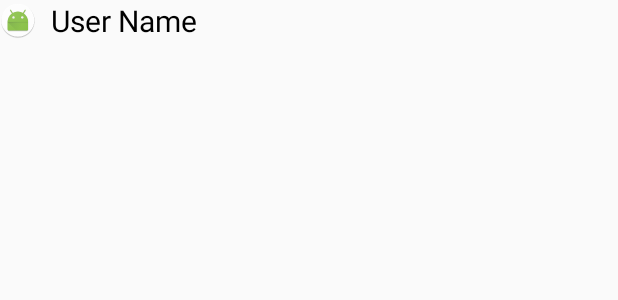
After one commit to vharvey80/SEG2505_FinalProject, an Android app: the layout user_change_list_item.xml on its own in the app's theme, with its tools: preview values and no code run, on a phone screen of 412 x 824 dp. The commit adds this screen. Shown: the top 300 px of the screen. Run offline under Robolectric (Android 15) with nearby library versions, the phone set to English and light mode, and no system bars.

Commit message:
Mes changements pour le livrable 3.

```diff
--- a/FamilyTaskManager/app/build.gradle
+++ b/FamilyTaskManager/app/build.gradle
@@ -29,4 +29,5 @@ dependencies {
     compile 'com.android.support:design:25.3.1'
     compile 'com.android.support.constraint:constraint-layout:1.0.2'
     testCompile 'junit:junit:4.12'
+    compile 'com.android.support:cardview-v7:25.3.1'
 }
--- a/FamilyTaskManager/app/src/main/java/familytaskmanager/microso/com/familytaskmanager/MainActivity.java
+++ b/FamilyTaskManager/app/src/main/java/familytaskmanager/microso/com/familytaskmanager/MainActivity.java
@@ -20,7 +20,9 @@ import android.widget.AdapterView;
 import android.widget.ArrayAdapter;
 import android.widget.ExpandableListAdapter;
 import android.widget.ExpandableListView;
+import android.widget.LinearLayout;
 import android.widget.ListView;
+import android.widget.Spinner;
 import android.widget.Toast;
 
 import java.io.Serializable;
@@ -50,6 +52,8 @@ public class MainActivity extends AppCompatActivity
 
         NavigationView navigationView = (NavigationView) findViewById(R.id.nav_view);
         navigationView.setNavigationItemSelectedListener(this);
+
+        NavigationView navView = (NavigationView) findViewById(R.id.nav_view);
 
         //Start code for Tab Menu
         vp_pages= (ViewPager) findViewById(R.id.vp_pages);
--- a/FamilyTaskManager/app/src/main/java/familytaskmanager/microso/com/familytaskmanager/TaskActivityGridToolAdapter.java
+++ b/FamilyTaskManager/app/src/main/java/familytaskmanager/microso/com/familytaskmanager/TaskActivityGridToolAdapter.java
@@ -35,11 +35,11 @@ public class TaskActivityGridToolAdapter extends ArrayAdapter {
 
         Tool tool = values.get(position);
         if(tool == null) {
-            tool = new Tool(-1, "No tool needed", 0, R.drawable.ic_menu_manage);
+            tool = new Tool(-1, "No tool needed", 0);
         }
 
         toolName.setText(tool.getName());
-        toolIcon.setImageResource(tool.getPictureID());
+        //toolIcon.setImageResource(tool.getPictureID());
 
         return rowView;
     }
--- /dev/null
+++ b/FamilyTaskManager/app/src/main/res/layout/user_change_list_item.xml
@@ -0,0 +1,32 @@
+<?xml version="1.0" encoding="utf-8"?>
+<LinearLayout xmlns:android="http://schemas.android.com/apk/res/android"
+    xmlns:app="http://schemas.android.com/apk/res-auto"
+    android:layout_width="match_parent"
+    android:layout_height="wrap_content"
+    android:orientation="horizontal">
+
+    <ImageView
+        android:id="@+id/user_picture"
+        android:layout_width="wrap_content"
+        android:layout_height="match_parent"
+        android:layout_weight="1.08"
+        app:srcCompat="@mipmap/ic_launcher_round" />
+
+    <LinearLayout
+        android:layout_width="match_parent"
+        android:layout_height="wrap_content"
+        android:layout_marginRight="125dp"
+        android:layout_weight="1.08"
+        android:orientation="vertical"
+        android:paddingLeft="10dp">
+
+        <TextView
+            android:id="@+id/userchangelistname"
+            android:layout_width="wrap_content"
+            android:layout_height="wrap_content"
+            android:text="User Name"
+            android:textSize="20sp" />
+
+    </LinearLayout>
+
+</LinearLayout>
```
Also changed, not shown: FamilyTaskManager/app/src/main/java/familytaskmanager/microso/com/familytaskmanager/Family.java (+5 -5 lines), FamilyTaskManager/app/src/main/java/familytaskmanager/microso/com/familytaskmanager/Tool.java (+10 -10 lines), FamilyTaskManager/app/src/main/java/familytaskmanager/microso/com/familytaskmanager/ToolActivity.java (+22 -0 lines), FamilyTaskManager/app/src/main/java/familytaskmanager/microso/com/familytaskmanager/ToolListAdapter.java (added, +75 -0 lines), FamilyTaskManager/app/src/main/java/familytaskmanager/microso/com/familytaskmanager/UserChangeAdapter.java (added, +42 -0 lines), FamilyTaskManager/app/src/main/res/drawable/card_background.xml (added, +28 -0 lines), FamilyTaskManager/app/src/main/res/layout/activity_tool.xml (+41 -6 lines), FamilyTaskManager/app/src/main/res/layout/tool_list_item.xml (added, +48 -0 lines), FamilyTaskManager/app/src/main/res/layout/nav_header_main.xml (line endings or trailing spaces), 3 other files.
